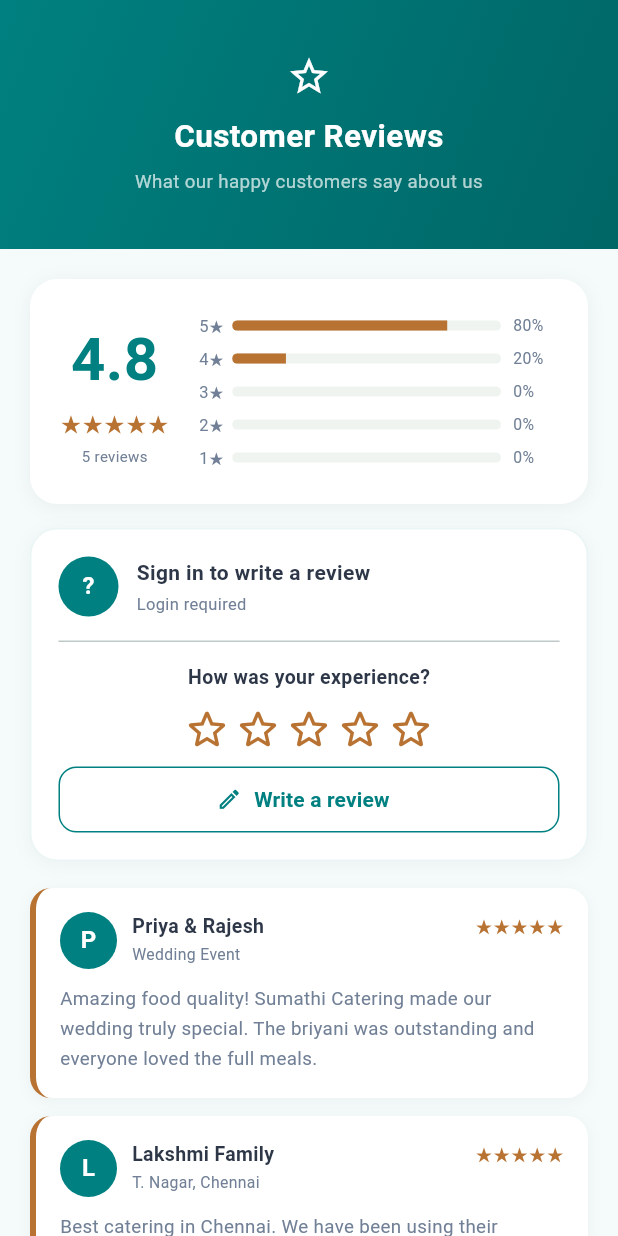
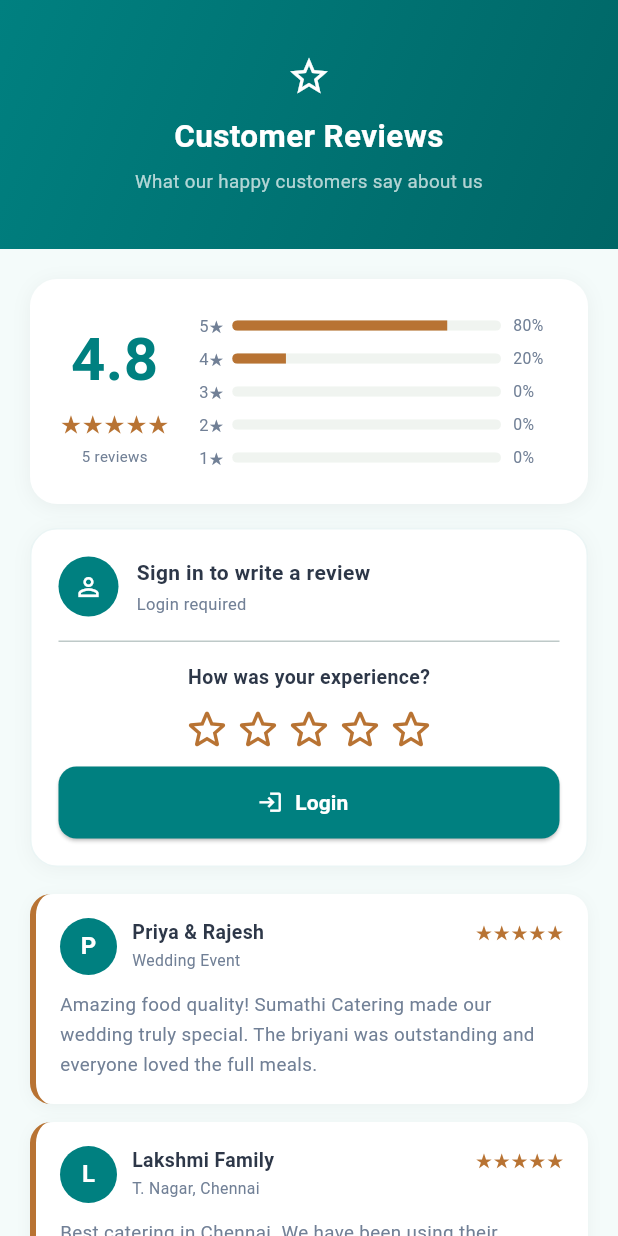
Before and after one commit to nivi-ops/fashion, a Flutter app: the _CateringReviewsTab widget shown alone on an empty page, opened directly, on a phone screen of 412 x 824 dp. Run offline on Flutter 3.47's test engine with Material 3 defaults, Android fonts, the phone set to English and light mode, and no system bars; our stand-ins replace audioplayers, cloud_firestore, firebase_core, firebase_messaging, firebase_storage, flutter_local_notifications and 7 more; missing offline and left inert: record; accounts and stored records are empty; Roboto replaces fonts that are missing (PlayfairDisplay).

Commit message:
updated full code

```diff
--- a/lib/catering_page.dart
+++ b/lib/catering_page.dart
@@ -5,6 +5,8 @@ import 'package:cloud_firestore/cloud_firestore.dart';
 import 'package:shared_preferences/shared_preferences.dart';
 import 'package:url_launcher/url_launcher.dart';
 import 'app_colors.dart';
+import 'app_state.dart';
+import 'login_page.dart';
 
 // ---------------------------------------------------------------------
 // CATERING PAGE
@@ -104,10 +106,7 @@ class _CateringPageState extends State<CateringPage>
           const _CateringServicesTab(),
           const _CateringGalleryTab(),
           const _CateringContactTab(),
-          _CateringReviewsTab(
-            userName: widget.userName,
-            userEmail: widget.userEmail,
-          ),
+          const _CateringReviewsTab(),
         ],
       ),
     );
@@ -2635,31 +2634,22 @@ InputDecoration _inputDecoration(
 // =======================================================================
 
 class _CateringReviewsTab extends StatefulWidget {
-  final String? userName;
-  final String? userEmail;
-
-  const _CateringReviewsTab({
-    this.userName,
-    this.userEmail,
-  });
+  const _CateringReviewsTab();
 
   @override
-  State<_CateringReviewsTab> createState() =>
-      _CateringReviewsTabState();
+  State<_CateringReviewsTab> createState() => _CateringReviewsTabState();
 }
 
 class _CateringReviewsTabState extends State<_CateringReviewsTab> {
   final _reviewCtrl = TextEditingController();
 
   int _rating = 0;
-  String _loggedInName = '';
-  String _loggedInEmail = '';
-  bool _loadingProfile = true;
+  bool _loadingLocal = true;
 
   final List<Map<String, dynamic>> _reviews = [
     {
       'name': 'Priya & Rajesh',
-      'email': '',
+      'phone': '',
       'event': 'Wedding Event',
       'stars': 5,
       'text':
@@ -2668,7 +2658,7 @@ class _CateringReviewsTabState extends State<_CateringReviewsTab> {
     },
     {
       'name': 'Lakshmi Family',
-      'email': '',
+      'phone': '',
       'event': 'T. Nagar, Chennai',
       'stars': 5,
       'text':
@@ -2677,7 +2667,7 @@ class _CateringReviewsTabState extends State<_CateringReviewsTab> {
     },
     {
       'name': 'Karthik',
-      'email': '',
+      'phone': '',
       'event': 'House Warming',
       'stars': 4,
       'text':
@@ -2686,7 +2676,7 @@ class _CateringReviewsTabState extends State<_CateringReviewsTab> {
     },
     {
       'name': 'Anand',
-      'email': '',
+      'phone': '',
       'event': 'Corporate Event',
       'stars': 5,
       'text':
@@ -2695,7 +2685,7 @@ class _CateringReviewsTabState extends State<_CateringReviewsTab> {
     },
     {
       'name': 'Sundar & Meena',
-      'email': '',
+      'phone': '',
       'event': 'Engagement Ceremony',
       'stars': 5,
       'text':
@@ -2704,32 +2694,37 @@ class _CateringReviewsTabState extends State<_CateringReviewsTab> {
     },
   ];
 
+  // ---------------------------------------------------------------
+  // Login state now comes straight from AppState — the exact same
+  // source of truth settings_page.dart uses. No more guessing at
+  // SharedPreferences keys; if AppState says logged in, we're logged in.
+  // ---------------------------------------------------------------
+  bool get _isLoggedIn => AppState.instance.isLoggedIn;
+  String get _loggedInName => AppState.instance.userName ?? '';
+  String get _loggedInPhone => AppState.instance.userId ?? '';
+
   @override
   void initState() {
     super.initState();
-    _loadProfileAndReviews();
-  }
-
-  Future<void> _loadProfileAndReviews() async {
-    String name = widget.userName?.trim() ?? '';
-    String email = widget.userEmail?.trim() ?? '';
-
+    AppState.instance.addListener(_onAppStateChanged);
+    _loadLocalReviews();
+  }
+
+  @override
+  void dispose() {
+    AppState.instance.removeListener(_onAppStateChanged);
+    _reviewCtrl.dispose();
+    super.dispose();
+  }
+
+  void _onAppStateChanged() {
+    if (!mounted) return;
+    setState(() {});
+  }
+
+  Future<void> _loadLocalReviews() async {
     try {
       final prefs = await SharedPreferences.getInstance();
-
-      if (name.isEmpty) {
-        name = prefs.getString('user_name') ??
-            prefs.getString('name') ??
-            prefs.getString('username') ??
-            '';
-      }
-
-      if (email.isEmpty) {
-        email = prefs.getString('user_email') ??
-            prefs.getString('email') ??
-            '';
-      }
-
       final savedReviews = prefs.getString('sumathi_catering_reviews');
 
       if (savedReviews != null && savedReviews.isNotEmpty) {
@@ -2740,35 +2735,20 @@ class _CateringReviewsTabState extends State<_CateringReviewsTab> {
             ..removeWhere((review) => review['local'] == true)
             ..insertAll(
               0,
-              decoded
-                  .whereType<Map>()
-                  .map(
-                    (review) => Map<String, dynamic>.from(review),
-                  )
-                  .map((review) {
-                    review['local'] = true;
-                    return review;
+              decoded.whereType<Map>().map((review) {
+                final m = Map<String, dynamic>.from(review);
+                m['local'] = true;
+                return m;
               }),
             );
         }
       }
     } catch (e) {
-      debugPrint('Review/profile load error: $e');
+      debugPrint('Review load error: $e');
     }
 
     if (!mounted) return;
-
-    setState(() {
-      _loggedInName = name;
-      _loggedInEmail = email;
-      _loadingProfile = false;
-    });
-  }
-
-  @override
-  void dispose() {
-    _reviewCtrl.dispose();
-    super.dispose();
+    setState(() => _loadingLocal = false);
   }
 
   Future<void> _saveReviews() async {
@@ -2780,7 +2760,7 @@ class _CateringReviewsTabState extends State<_CateringReviewsTab> {
           .map(
             (review) => {
               'name': review['name'],
-              'email': review['email'],
+              'phone': review['phone'],
               'event': review['event'],
               'stars': review['stars'],
               'text': review['text'],
@@ -2797,21 +2777,12 @@ class _CateringReviewsTabState extends State<_CateringReviewsTab> {
     }
   }
 
-  void _showLoginRequired() {
-    ScaffoldMessenger.of(context).showSnackBar(
-      const SnackBar(
-        content: Text(
-          'Please login with your name and email to post a review.',
-        ),
-      ),
-    );
-  }
-
   void _openWriteReview() {
-    if (_loadingProfile) return;
-
-    if (_loggedInName.isEmpty || _loggedInEmail.isEmpty) {
-      _showLoginRequired();
+    if (!_isLoggedIn) {
+      Navigator.push(
+        context,
+        MaterialPageRoute(builder: (_) => const LoginPage()),
+      );
       return;
     }
 
@@ -2915,7 +2886,9 @@ class _CateringReviewsTabState extends State<_CateringReviewsTab> {
                                 crossAxisAlignment: CrossAxisAlignment.start,
                                 children: [
                                   Text(
-                                    _loggedInName,
+                                    _loggedInName.isNotEmpty
+                                        ? _loggedInName
+                                        : 'You',
                                     style: const TextStyle(
                                       fontSize: 14,
                                       fontWeight: FontWeight.w700,
@@ -2924,7 +2897,9 @@ class _CateringReviewsTabState extends State<_CateringReviewsTab> {
                                   ),
                                   const SizedBox(height: 3),
                                   Text(
-                                    _loggedInEmail,
+                                    _loggedInPhone.isNotEmpty
+                                        ? '+91$_loggedInPhone'
+                                        : '',
                                     overflow: TextOverflow.ellipsis,
                                     style: const TextStyle(
                                       fontSize: 11.5,
@@ -3030,7 +3005,7 @@ class _CateringReviewsTabState extends State<_CateringReviewsTab> {
 
                             final newReview = <String, dynamic>{
                               'name': _loggedInName,
-                              'email': _loggedInEmail,
+                              'phone': _loggedInPhone,
                               'event': 'Catering Review',
                               'stars': _rating,
                               'text': reviewText,
@@ -3202,6 +3177,108 @@ class _CateringReviewsTabState extends State<_CateringReviewsTab> {
                     ),
                     child: Column(
                       children: [
+                        if (_loadingLocal)
+                          const Padding(
+                            padding: EdgeInsets.symmetric(vertical: 10),
+                            child: SizedBox(
+                              width: 22,
+                              height: 22,
+                              child: CircularProgressIndicator(strokeWidth: 2),
+                            ),
+                          )
+                        else if (!_isLoggedIn) ...[
+                          Row(
+                            children: [
+                              Container(
+                                width: 40,
+                                height: 40,
+                                decoration: const BoxDecoration(
+                                  color: AppColors.primary,
+                                  shape: BoxShape.circle,
+                                ),
+                                child: const Icon(
+                                  Icons.person_outline,
+                                  color: Colors.white,
+                                  size: 20,
+                                ),
+                              ),
+                              const SizedBox(width: 12),
+                              const Expanded(
+                                child: Column(
+                                  crossAxisAlignment: CrossAxisAlignment.start,
+                                  children: [
+                                    Text(
+                                      'Sign in to write a review',
+                                      style: TextStyle(
+                                        fontSize: 14,
+                                        fontWeight: FontWeight.w700,
+                                        color: AppColors.text,
+                                      ),
+                                    ),
+                                    SizedBox(height: 3),
+                                    Text(
+                                      'Login required',
+                                      style: TextStyle(
+                                        fontSize: 11,
+                                        color: AppColors.textLight,
+                                      ),
+                                    ),
+                                  ],
+                                ),
+                              ),
+                            ],
+                          ),
+                          const SizedBox(height: 16),
+                          const Divider(height: 1),
+                          const SizedBox(height: 14),
+                          const Text(
+                            'How was your experience?',
+                            style: TextStyle(
+                              fontSize: 13,
+                              fontWeight: FontWeight.w600,
+                              color: AppColors.text,
+                            ),
+                          ),
+                          const SizedBox(height: 8),
+                          Row(
+                            mainAxisAlignment: MainAxisAlignment.center,
+                            children: List.generate(
+                              5,
+                              (index) => const Icon(
+                                Icons.star_border_rounded,
+                                color: AppColors.secondary,
+                                size: 34,
+                              ),
+                            ),
+                          ),
+                          const SizedBox(height: 8),
+                          SizedBox(
+                            width: double.infinity,
+                            height: 48,
+                            child: ElevatedButton.icon(
+                              onPressed: () {
+                                Navigator.push(
+                                  context,
+                                  MaterialPageRoute(
+                                    builder: (_) => const LoginPage(),
+                                  ),
+                                );
+                              },
+                              style: ElevatedButton.styleFrom(
+                                backgroundColor: AppColors.primary,
+                                foregroundColor: Colors.white,
+                                shape: RoundedRectangleBorder(
+                                  borderRadius: BorderRadius.circular(12),
+                                ),
+                              ),
+                              icon: const Icon(Icons.login, size: 17),
+                              label: const Text(
+                                'Login',
+                                style: TextStyle(fontWeight: FontWeight.w700),
+                              ),
+                            ),
+                          ),
+                        ] else ...[
                           Row(
                             children: [
                               CircleAvatar(
@@ -3223,11 +3300,9 @@ class _CateringReviewsTabState extends State<_CateringReviewsTab> {
                                   crossAxisAlignment: CrossAxisAlignment.start,
                                   children: [
                                     Text(
-                                    _loadingProfile
-                                        ? 'Checking your account...'
-                                        : _loggedInName.isNotEmpty
+                                      _loggedInName.isNotEmpty
                                           ? 'Hi, $_loggedInName'
-                                            : 'Sign in to write a review',
+                                          : 'Hi there',
                                       style: const TextStyle(
                                         fontSize: 14,
                                         fontWeight: FontWeight.w700,
@@ -3236,9 +3311,9 @@ class _CateringReviewsTabState extends State<_CateringReviewsTab> {
                                     ),
                                     const SizedBox(height: 3),
                                     Text(
-                                    _loggedInEmail.isNotEmpty
-                                        ? _loggedInEmail
-                                        : 'Login required',
+                                      _loggedInPhone.isNotEmpty
+                                          ? '+91$_loggedInPhone'
+                                          : '',
                                       overflow: TextOverflow.ellipsis,
                                       style: const TextStyle(
                                         fontSize: 11,
@@ -3278,8 +3353,7 @@ class _CateringReviewsTabState extends State<_CateringReviewsTab> {
                             width: double.infinity,
                             height: 44,
                             child: OutlinedButton.icon(
-                            onPressed:
-                                _loadingProfile ? null : _openWriteReview,
+                              onPressed: _openWriteReview,
                               style: OutlinedButton.styleFrom(
                                 foregroundColor: AppColors.primary,
                                 side: const BorderSide(
@@ -3302,6 +3376,7 @@ class _CateringReviewsTabState extends State<_CateringReviewsTab> {
                             ),
                           ),
                         ],
+                      ],
                     ),
                   ),
 
@@ -3310,7 +3385,7 @@ class _CateringReviewsTabState extends State<_CateringReviewsTab> {
                   ..._reviews.map(
                     (r) => _ReviewCard(
                       name: r['name']?.toString() ?? 'Customer',
-                      email: r['email']?.toString() ?? '',
+                      phone: r['phone']?.toString() ?? '',
                       event: r['event']?.toString() ?? 'Catering Review',
                       stars: (r['stars'] as num?)?.toInt() ?? 5,
                       text: r['text']?.toString() ?? '',
@@ -3401,14 +3476,14 @@ class _RatingBar extends StatelessWidget {
 
 class _ReviewCard extends StatelessWidget {
   final String name;
-  final String email;
+  final String phone;
   final String event;
   final int stars;
   final String text;
 
   const _ReviewCard({
     required this.name,
-    required this.email,
+    required this.phone,
     required this.event,
     required this.stars,
     required this.text,
@@ -3466,19 +3541,19 @@ class _ReviewCard extends StatelessWidget {
                         color: AppColors.text,
                       ),
                     ),
-                    if (email.isNotEmpty) ...[
+                    if (phone.isNotEmpty) ...[
                       const SizedBox(height: 2),
                       Row(
                         children: [
                           const Icon(
-                            Icons.email_outlined,
+                            Icons.phone_outlined,
                             size: 11,
                             color: AppColors.textLight,
                           ),
                           const SizedBox(width: 4),
                           Flexible(
                             child: Text(
-                              email,
+                              '+91$phone',
                               overflow: TextOverflow.ellipsis,
                               style: const TextStyle(
                                 fontSize: 10.5,
```
Lines whose indentation alone changed are shown as unchanged.
